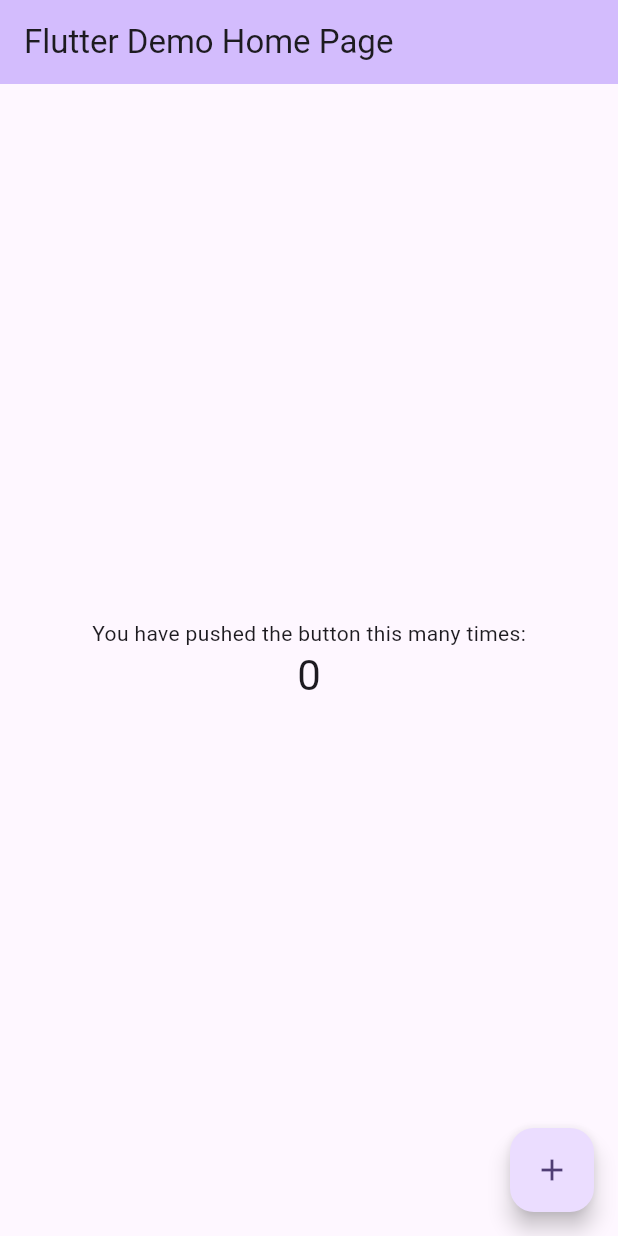
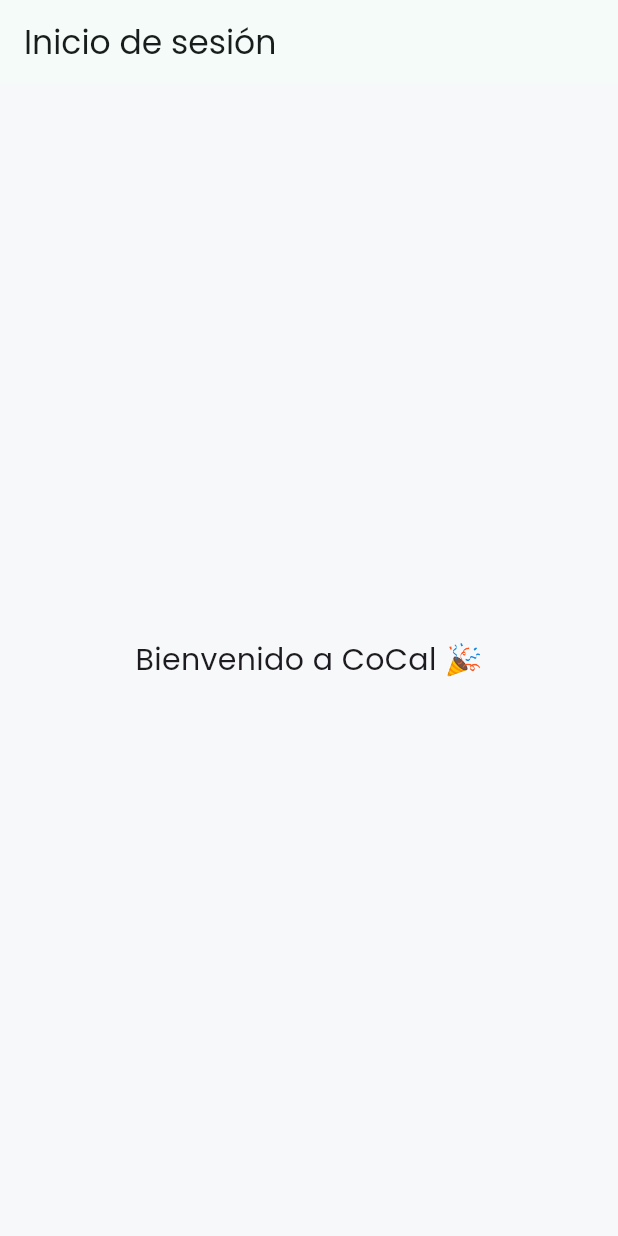
Before and after one commit to SaiPlusSai/Cocal-Personal, a Flutter app: the screen it shows after launch, on a phone screen of 412 x 824 dp. Run offline on Flutter 3.47's test engine with Material 3 defaults, Android fonts, the phone set to English and light mode, and no system bars; our stand-ins replace google_fonts, supabase_flutter; accounts and stored records are empty.

Commit message:
Inicio
Inicio

```diff
--- /dev/null
+++ b/cocal_personal/lib/configuracion/cliente_supabase.dart
@@ -0,0 +1,4 @@
+import 'package:supabase_flutter/supabase_flutter.dart';
+
+/// Cliente global de Supabase que permite acceder a la base de datos.
+final supabase = Supabase.instance.client;
--- /dev/null
+++ b/cocal_personal/lib/configuracion/constantes.dart
@@ -0,0 +1,11 @@
+/// Constantes globales del proyecto CoCal
+
+const String nombreApp = 'CoCal';
+const String versionApp = '1.0.0';
+
+/// Aquí irán las rutas de navegación principales
+class Rutas {
+  static const String login = '/login';
+  static const String registro = '/registro';
+  static const String calendario = '/calendario';
+}
--- /dev/null
+++ b/cocal_personal/lib/configuracion/tema_principal.dart
@@ -0,0 +1,10 @@
+import 'package:flutter/material.dart';
+import 'package:google_fonts/google_fonts.dart';
+
+/// Tema visual principal de CoCal
+final temaPrincipal = ThemeData(
+  useMaterial3: true,
+  colorSchemeSeed: Colors.teal,
+  scaffoldBackgroundColor: const Color(0xFFF6F8FA),
+  textTheme: GoogleFonts.poppinsTextTheme(),
+);
--- a/cocal_personal/lib/main.dart
+++ b/cocal_personal/lib/main.dart
@@ -1,122 +1,31 @@
 import 'package:flutter/material.dart';
+import 'package:supabase_flutter/supabase_flutter.dart';
+import 'configuracion/cliente_supabase.dart';
+import 'configuracion/tema_principal.dart';
+import 'pantallas/autenticacion/pantalla_login.dart';
 
-void main() {
-  runApp(const MyApp());
+Future<void> main() async {
+  WidgetsFlutterBinding.ensureInitialized();
+
+  // Inicialización de Supabase
+  await Supabase.initialize(
+    url: const String.fromEnvironment('SUPABASE_URL'),
+    anonKey: const String.fromEnvironment('SUPABASE_ANON_KEY'),
+  );
+
+  runApp(const AplicacionCoCal());
 }
 
-class MyApp extends StatelessWidget {
-  const MyApp({super.key});
+class AplicacionCoCal extends StatelessWidget {
+  const AplicacionCoCal({super.key});
 
-  // This widget is the root of your application.
   @override
   Widget build(BuildContext context) {
     return MaterialApp(
-      title: 'Flutter Demo',
-      theme: ThemeData(
-        // This is the theme of your application.
-        //
-        // TRY THIS: Try running your application with "flutter run". You'll see
-        // the application has a purple toolbar. Then, without quitting the app,
-        // try changing the seedColor in the colorScheme below to Colors.green
-        // and then invoke "hot reload" (save your changes or press the "hot
-        // reload" button in a Flutter-supported IDE, or press "r" if you used
-        // the command line to start the app).
-        //
-        // Notice that the counter didn't reset back to zero; the application
-        // state is not lost during the reload. To reset the state, use hot
-        // restart instead.
-        //
-        // This works for code too, not just values: Most code changes can be
-        // tested with just a hot reload.
-        colorScheme: ColorScheme.fromSeed(seedColor: Colors.deepPurple),
-      ),
-      home: const MyHomePage(title: 'Flutter Demo Home Page'),
+      title: 'CoCal - Calendario Colaborativo',
+      debugShowCheckedModeBanner: false,
+      theme: temaPrincipal,
+      home: const PantallaLogin(),
     );
   }
 }
-
-class MyHomePage extends StatefulWidget {
-  const MyHomePage({super.key, required this.title});
-
-  // This widget is the home page of your application. It is stateful, meaning
-  // that it has a State object (defined below) that contains fields that affect
-  // how it looks.
-
-  // This class is the configuration for the state. It holds the values (in this
-  // case the title) provided by the parent (in this case the App widget) and
-  // used by the build method of the State. Fields in a Widget subclass are
-  // always marked "final".
-
-  final String title;
-
-  @override
-  State<MyHomePage> createState() => _MyHomePageState();
-}
-
-class _MyHomePageState extends State<MyHomePage> {
-  int _counter = 0;
-
-  void _incrementCounter() {
-    setState(() {
-      // This call to setState tells the Flutter framework that something has
-      // changed in this State, which causes it to rerun the build method below
-      // so that the display can reflect the updated values. If we changed
-      // _counter without calling setState(), then the build method would not be
-      // called again, and so nothing would appear to happen.
-      _counter++;
-    });
-  }
-
-  @override
-  Widget build(BuildContext context) {
-    // This method is rerun every time setState is called, for instance as done
-    // by the _incrementCounter method above.
-    //
-    // The Flutter framework has been optimized to make rerunning build methods
-    // fast, so that you can just rebuild anything that needs updating rather
-    // than having to individually change instances of widgets.
-    return Scaffold(
-      appBar: AppBar(
-        // TRY THIS: Try changing the color here to a specific color (to
-        // Colors.amber, perhaps?) and trigger a hot reload to see the AppBar
-        // change color while the other colors stay the same.
-        backgroundColor: Theme.of(context).colorScheme.inversePrimary,
-        // Here we take the value from the MyHomePage object that was created by
-        // the App.build method, and use it to set our appbar title.
-        title: Text(widget.title),
-      ),
-      body: Center(
-        // Center is a layout widget. It takes a single child and positions it
-        // in the middle of the parent.
-        child: Column(
-          // Column is also a layout widget. It takes a list of children and
-          // arranges them vertically. By default, it sizes itself to fit its
-          // children horizontally, and tries to be as tall as its parent.
-          //
-          // Column has various properties to control how it sizes itself and
-          // how it positions its children. Here we use mainAxisAlignment to
-          // center the children vertically; the main axis here is the vertical
-          // axis because Columns are vertical (the cross axis would be
-          // horizontal).
-          //
-          // TRY THIS: Invoke "debug painting" (choose the "Toggle Debug Paint"
-          // action in the IDE, or press "p" in the console), to see the
-          // wireframe for each widget.
-          mainAxisAlignment: MainAxisAlignment.center,
-          children: <Widget>[
-            const Text('You have pushed the button this many times:'),
-            Text(
-              '$_counter',
-              style: Theme.of(context).textTheme.headlineMedium,
-            ),
-          ],
-        ),
-      ),
-      floatingActionButton: FloatingActionButton(
-        onPressed: _incrementCounter,
-        tooltip: 'Increment',
-        child: const Icon(Icons.add),
-      ), // This trailing comma makes auto-formatting nicer for build methods.
-    );
-  }
-}
--- /dev/null
+++ b/cocal_personal/lib/pantallas/autenticacion/pantalla_login.dart
@@ -0,0 +1,15 @@
+import 'package:flutter/material.dart';
+
+class PantallaLogin extends StatelessWidget {
+  const PantallaLogin({super.key});
+
+  @override
+  Widget build(BuildContext context) {
+    return Scaffold(
+      appBar: AppBar(title: const Text('Inicio de sesión')),
+      body: const Center(
+        child: Text('Bienvenido a CoCal 🎉', style: TextStyle(fontSize: 20)),
+      ),
+    );
+  }
+}
```
Also changed, not shown: cocal_personal/pubspec.yaml (+14 -14 lines).
